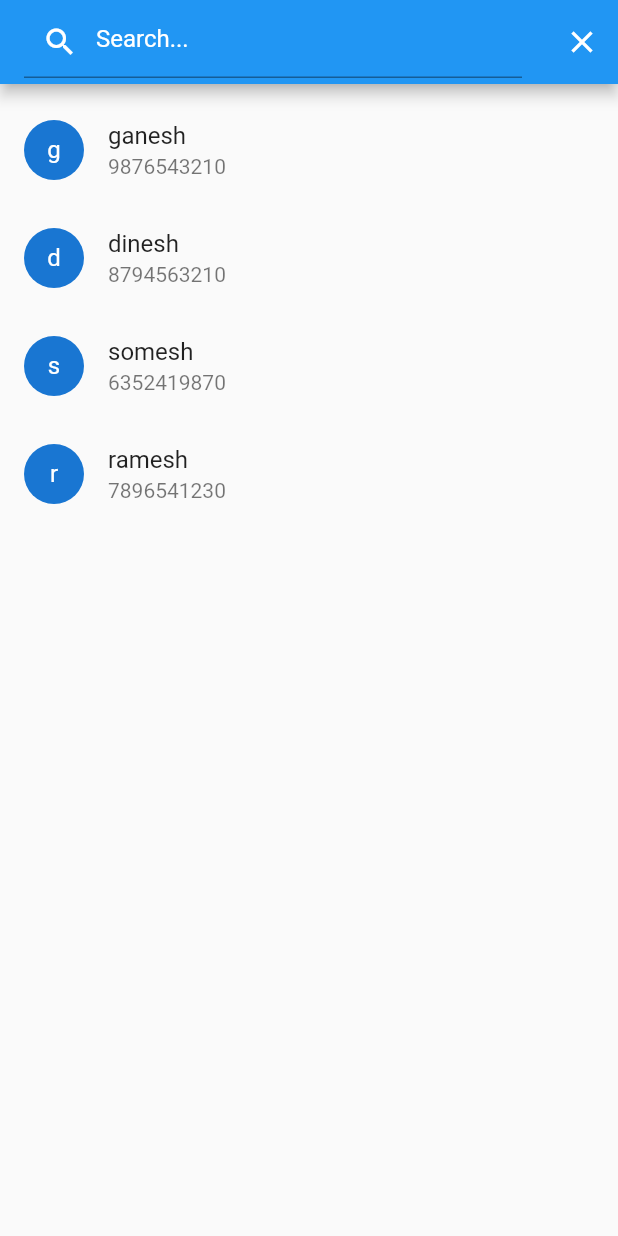
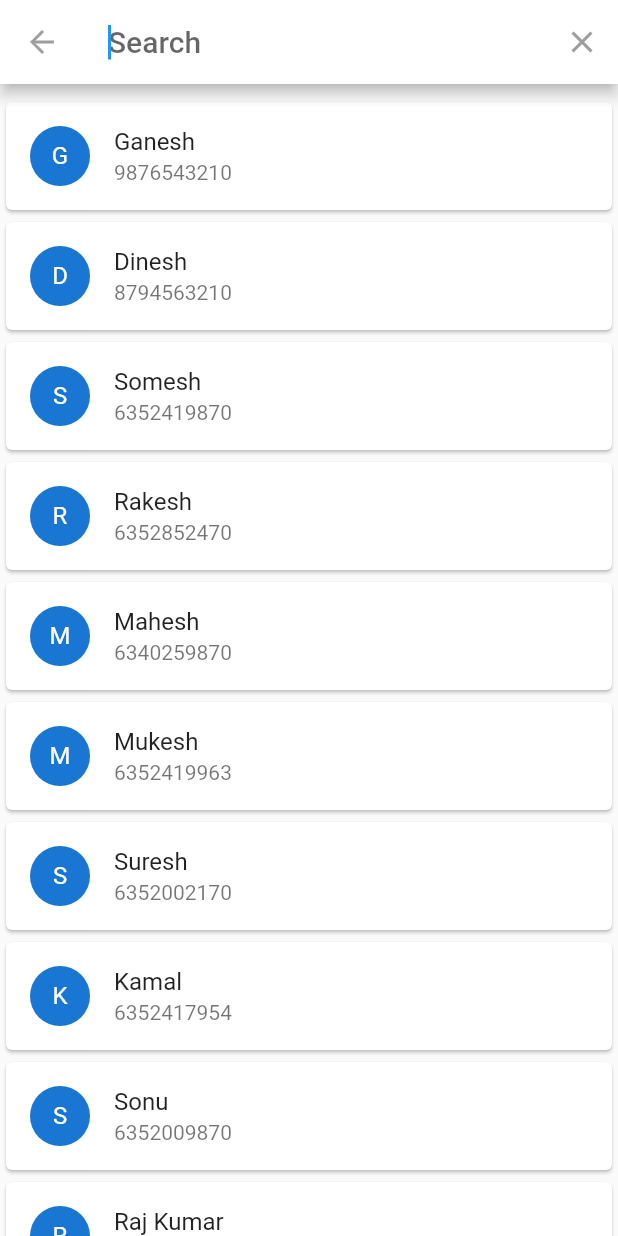
Before and after one commit to sureshksharma/search-contact, a Flutter app: the screen it shows after launch, after a tap on the "search" icon, on a phone screen of 412 x 824 dp. Run offline on Flutter 3.47's test engine with Material 2 defaults, Android fonts, the light colour scheme and no system bars.

Commit message:
Search Contacts using Search Delegate Completed

```diff
--- a/lib/main.dart
+++ b/lib/main.dart
@@ -1,9 +1,10 @@
 import 'package:contact_search/contact.dart';
+import 'package:contact_search/search_page.dart';
 import 'package:flutter/material.dart';
 
 void main() => runApp(MaterialApp(
       debugShowCheckedModeBanner: false,
-      home: ContactsPage(),
+      home: SearchPage(),
     ));
 
 class ContactsPage extends StatefulWidget {
--- /dev/null
+++ b/lib/search_page.dart
@@ -0,0 +1,112 @@
+import 'package:contact_search/contact.dart';
+import 'package:flutter/material.dart';
+
+final List<Contact> contacts = [
+  Contact(fullName: 'Ganesh', number: '9876543210'),
+  Contact(fullName: 'Dinesh', number: '8794563210'),
+  Contact(fullName: 'Somesh', number: '6352419870'),
+  Contact(fullName: 'Rakesh', number: '6352852470'),
+  Contact(fullName: 'Mahesh', number: '6340259870'),
+  Contact(fullName: 'Mukesh', number: '6352419963'),
+  Contact(fullName: 'Suresh', number: '6352002170'),
+  Contact(fullName: 'Kamal', number: '6352417954'),
+  Contact(fullName: 'Sonu', number: '6352009870'),
+  Contact(fullName: 'Raj Kumar', number: '6352410170'),
+  Contact(fullName: 'Tarun', number: '6352201270'),
+  Contact(fullName: 'Vinod', number: '6352419856'),
+  Contact(fullName: 'Arun', number: '6352419000'),
+  Contact(fullName: 'Lucky', number: '9632419870'),
+  Contact(fullName: 'Ramesh', number: '7410541230')
+];
+
+class SearchPage extends StatelessWidget {
+  SearchPage({Key? key}) : super(key: key);
+
+  @override
+  Widget build(BuildContext context) {
+    return Scaffold(
+      appBar: AppBar(
+        title: const Text('Search Page'),
+        actions: [
+          IconButton(
+            icon: const Icon(Icons.search),
+            onPressed: () {
+              showSearch(context: context, delegate: DataSearch(contacts));
+            },
+          ),
+        ],
+      ),
+      body: ContactList(contacts: contacts),
+    );
+  }
+}
+
+class DataSearch extends SearchDelegate {
+  final List<Contact> filteredContacts;
+
+  DataSearch(this.filteredContacts);
+  @override
+  List<Widget>? buildActions(BuildContext context) {
+    return [
+      IconButton(
+        onPressed: () {
+          query = "";
+        },
+        icon: const Icon(Icons.clear),
+      ),
+    ];
+  }
+
+  @override
+  Widget? buildLeading(BuildContext context) {
+    return IconButton(
+        onPressed: () {
+          close(context, null);
+        },
+        icon: AnimatedIcon(
+            icon: AnimatedIcons.menu_arrow, progress: transitionAnimation));
+  }
+
+  @override
+  Widget buildResults(BuildContext context) {
+    final suggesstionList = filteredContacts
+        .where((p) =>
+            p.fullName.toLowerCase().contains(query.toLowerCase()) ||
+            p.number.contains(query))
+        .toList();
+    return ContactList(contacts: suggesstionList);
+  }
+
+  @override
+  Widget buildSuggestions(BuildContext context) {
+    final suggesstionList = filteredContacts
+        .where((p) =>
+            p.fullName.toLowerCase().contains(query.toLowerCase()) ||
+            p.number.contains(query))
+        .toList();
+    return ContactList(contacts: suggesstionList);
+  }
+}
+
+class ContactList extends StatelessWidget {
+  final List<Contact> contacts;
+  const ContactList({Key? key, required this.contacts}) : super(key: key);
+
+  @override
+  Widget build(BuildContext context) {
+    return ListView.builder(
+        itemBuilder: (context, index) {
+          return Card(child: _ContactListItem(contacts[index]));
+        },
+        itemCount: contacts.length,
+        padding: const EdgeInsets.symmetric(vertical: 8.0));
+  }
+}
+
+class _ContactListItem extends ListTile {
+  _ContactListItem(Contact contact)
+      : super(
+            title: Text(contact.fullName),
+            subtitle: Text(contact.number),
+            leading: CircleAvatar(child: Text(contact.fullName[0])));
+}
```
